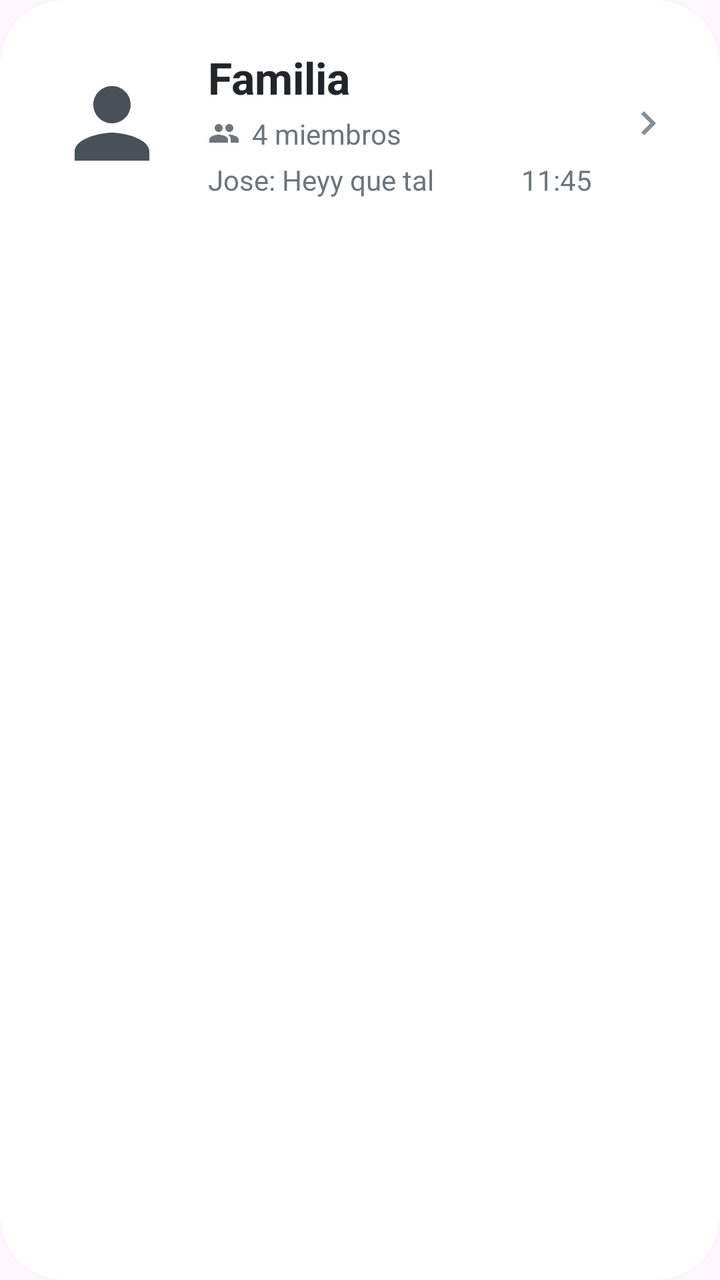
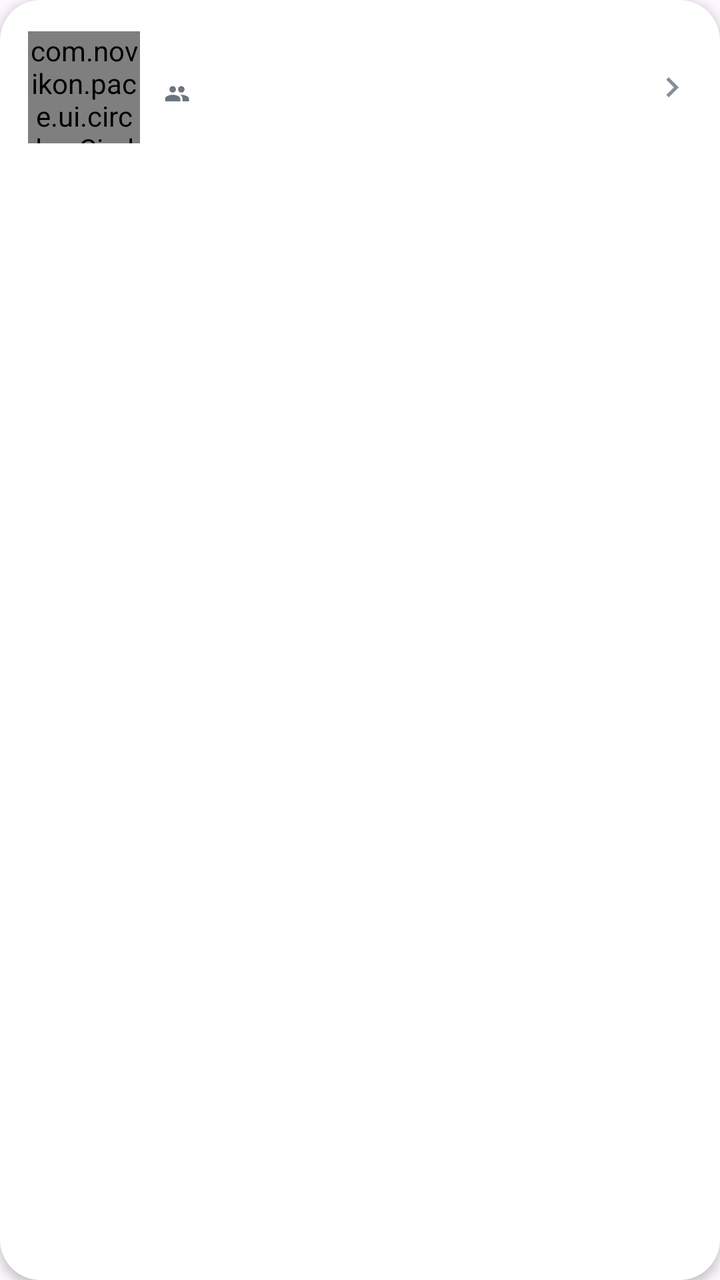

Before-and-after screenshots of an Android layout around one commit, followed by the original layout XML and the change that was made.
<!-- AndroidManifest.xml: application theme Theme.Pace -->
<!-- res/layout/item_circle.xml -->
<?xml version="1.0" encoding="utf-8"?>
<com.google.android.material.card.MaterialCardView
    xmlns:android="http://schemas.android.com/apk/res/android"
    xmlns:app="http://schemas.android.com/apk/res-auto"
    android:layout_width="match_parent"
    android:layout_height="wrap_content"
    android:layout_marginBottom="16dp"
    android:layout_marginStart="4dp"
    android:layout_marginEnd="4dp"
    app:cardBackgroundColor="@color/background_card"
    app:cardElevation="4dp"
    app:cardCornerRadius="32dp"
    app:strokeWidth="0dp">

    <androidx.constraintlayout.widget.ConstraintLayout
        android:layout_width="match_parent"
        android:layout_height="wrap_content"
        android:padding="24dp">

        
        <FrameLayout
            android:id="@+id/avatars_container"
            android:layout_width="64dp"
            android:layout_height="64dp"
            app:layout_constraintStart_toStartOf="parent"
            app:layout_constraintTop_toTopOf="parent"
            app:layout_constraintBottom_toBottomOf="parent">
            <com.google.android.material.imageview.ShapeableImageView
                android:id="@+id/iv_avatar_primary"
                android:layout_width="56dp"
                android:layout_height="56dp"
                android:layout_gravity="center"
                android:scaleType="centerCrop"
                android:src="@drawable/ic_person"
                app:shapeAppearanceOverlay="@style/CircleImageView"
                app:strokeColor="@color/background_card"
                app:strokeWidth="3dp" />
            <TextView
                android:id="@+id/tv_avatar_more"
                android:layout_width="24dp"
                android:layout_height="24dp"
                android:layout_gravity="end|bottom"
                android:gravity="center"
                android:background="@drawable/bg_send_button"
                android:text="+0"
                android:textColor="@color/text_primary"
                android:textSize="11sp"
                android:textStyle="bold"
                android:visibility="gone" />
        </FrameLayout>

        
        <LinearLayout
            android:id="@+id/info_container"
            android:layout_width="0dp"
            android:layout_height="wrap_content"
            android:orientation="vertical"
            android:layout_marginStart="16dp"
            android:layout_marginEnd="16dp"
            app:layout_constraintStart_toEndOf="@id/avatars_container"
            app:layout_constraintEnd_toStartOf="@id/iv_arrow"
            app:layout_constraintTop_toTopOf="parent"
            app:layout_constraintBottom_toBottomOf="parent">

            
            <TextView
                android:id="@+id/tv_circle_name"
                android:layout_width="wrap_content"
                android:layout_height="wrap_content"
                android:text="Familia"
                android:textSize="22sp"
                android:textStyle="bold"
                android:textColor="@color/text_primary"/>

            
            <LinearLayout
                android:layout_width="wrap_content"
                android:layout_height="wrap_content"
                android:orientation="horizontal"
                android:layout_marginTop="4dp"
                android:gravity="center_vertical">

                <ImageView
                    android:layout_width="16dp"
                    android:layout_height="16dp"
                    android:src="@drawable/ic_group_placeholder"
                    app:tint="@color/text_secondary"/>

                <TextView
                    android:id="@+id/tv_members_count"
                    android:layout_width="wrap_content"
                    android:layout_height="wrap_content"
                    android:text="4 miembros"
                    android:textSize="14sp"
                    android:textColor="@color/text_secondary"
                    android:layout_marginStart="6dp"/>

            </LinearLayout>

            <LinearLayout
                android:layout_width="match_parent"
                android:layout_height="wrap_content"
                android:orientation="horizontal"
                android:layout_marginTop="4dp"
                android:gravity="center_vertical">

                <TextView
                    android:id="@+id/tv_last_message"
                    android:layout_width="0dp"
                    android:layout_weight="1"
                    android:layout_height="wrap_content"
                    android:text="Jose: Heyy que tal"
                    android:textSize="14sp"
                    android:textColor="@color/text_secondary"
                    android:maxLines="1"
                    android:ellipsize="end"/>

                <TextView
                    android:id="@+id/tv_last_message_time"
                    android:layout_width="wrap_content"
                    android:layout_height="wrap_content"
                    android:text="11:45"
                    android:textSize="14sp"
                    android:textColor="@color/text_secondary"
                    android:layout_marginStart="6dp"/>

            </LinearLayout>
        </LinearLayout>

        
        <ImageView
            android:id="@+id/iv_arrow"
            android:layout_width="24dp"
            android:layout_height="24dp"
            android:src="@drawable/ic_arrow_right"
            app:tint="@color/icon_color"
            app:layout_constraintEnd_toEndOf="parent"
            app:layout_constraintTop_toTopOf="parent"
            app:layout_constraintBottom_toBottomOf="parent"/>

    </androidx.constraintlayout.widget.ConstraintLayout>

</com.google.android.material.card.MaterialCardView>
<!-- resources referenced by this layout -->
<resources>
  <color name="background_card">#FFFFFF</color>
  <color name="icon_color">#868E96</color>
  <color name="text_primary">#212529</color>
  <color name="text_secondary">#6C757D</color>
  <!-- drawable bg_send_button (drawable) -->
  <?xml version="1.0" encoding="utf-8"?>
  <shape xmlns:android="http://schemas.android.com/apk/res/android"
      android:shape="oval">
  
      <solid android:color="@color/accent_secondary"/>
  
  </shape>
  <!-- drawable ic_arrow_right (drawable) -->
  <vector xmlns:android="http://schemas.android.com/apk/res/android"
      android:width="24dp"
      android:height="24dp"
      android:viewportWidth="24"
      android:viewportHeight="24">
      <path
          android:fillColor="@color/icon_color"
          android:pathData="M8.59,16.59L13.17,12 8.59,7.41 10,6l6,6 -6,6 -1.41,-1.41z"/>
  </vector>
  <!-- drawable ic_group_placeholder (drawable) -->
  <vector xmlns:android="http://schemas.android.com/apk/res/android"
      android:width="24dp"
      android:height="24dp"
      android:viewportWidth="24"
      android:viewportHeight="24">
      <path
          android:fillColor="@color/icon_color"
          android:pathData="M16,11c1.66,0 2.99,-1.34 2.99,-3S17.66,5 16,5c-1.66,0 -3,1.34 -3,3s1.34,3 3,3zM8,11c1.66,0 2.99,-1.34 2.99,-3S9.66,5 8,5C6.34,5 5,6.34 5,8s1.34,3 3,3zM8,13c-2.33,0 -7,1.17 -7,3.5L1,19h14v-2.5c0,-2.33 -4.67,-3.5 -7,-3.5zM16,13c-0.29,0 -0.62,0.02 -0.97,0.05 1.16,0.84 1.97,1.97 1.97,3.45L17,19h6v-2.5c0,-2.33 -4.67,-3.5 -7,-3.5z"/>
  </vector>
  <!-- drawable ic_person (drawable) -->
  <vector xmlns:android="http://schemas.android.com/apk/res/android"
      android:width="24dp"
      android:height="24dp"
      android:viewportWidth="24"
      android:viewportHeight="24">
      <path
          android:fillColor="@color/accent_primary"
          android:pathData="M12,12c2.21,0 4,-1.79 4,-4s-1.79,-4 -4,-4 -4,1.79 -4,4 1.79,4 4,4zM12,14c-2.67,0 -8,1.34 -8,4v2h16v-2c0,-2.66 -5.33,-4 -8,-4z"/>
  </vector>
  <style name="CircleImageView">
          <item name="cornerFamily">rounded</item>
          <item name="cornerSize">50%</item>
      </style>
  <style name="Theme.Pace" parent="Base.Theme.Pace" />
  <color name="accent_secondary">#E9ECEF</color>
  <color name="accent_primary">#495057</color>
  <style name="Base.Theme.Pace" parent="Theme.Material3.DayNight.NoActionBar">
          
          <item name="android:statusBarColor">@color/black</item>
          <item name="android:windowOptOutEdgeToEdgeEnforcement" tools:targetApi="35">true</item>
      </style>
  <color name="black">#FF000000</color>
</resources>

<!-- the commit's change to res/layout/item_circle.xml (unified diff, before → after) -->
@@ -4,50 +4,27 @@
     xmlns:app="http://schemas.android.com/apk/res-auto"
     android:layout_width="match_parent"
     android:layout_height="wrap_content"
-    android:layout_marginBottom="16dp"
+    android:layout_marginBottom="10dp"
     android:layout_marginStart="4dp"
     android:layout_marginEnd="4dp"
     app:cardBackgroundColor="@color/background_card"
-    app:cardElevation="4dp"
-    app:cardCornerRadius="32dp"
+    app:cardElevation="3dp"
+    app:cardCornerRadius="20dp"
     app:strokeWidth="0dp">
 
     <androidx.constraintlayout.widget.ConstraintLayout
         android:layout_width="match_parent"
         android:layout_height="wrap_content"
-        android:padding="24dp">
+        android:padding="14dp">
 
         
-        <FrameLayout
-            android:id="@+id/avatars_container"
-            android:layout_width="64dp"
-            android:layout_height="64dp"
+        <com.novikon.pace.ui.circles.CircleMembersAvatarView
+            android:id="@+id/members_avatar_view"
+            android:layout_width="56dp"
+            android:layout_height="56dp"
             app:layout_constraintStart_toStartOf="parent"
             app:layout_constraintTop_toTopOf="parent"
-            app:layout_constraintBottom_toBottomOf="parent">
-            <com.google.android.material.imageview.ShapeableImageView
-                android:id="@+id/iv_avatar_primary"
-                android:layout_width="56dp"
-                android:layout_height="56dp"
-                android:layout_gravity="center"
-                android:scaleType="centerCrop"
-                android:src="@drawable/ic_person"
-                app:shapeAppearanceOverlay="@style/CircleImageView"
-                app:strokeColor="@color/background_card"
-                app:strokeWidth="3dp" />
-            <TextView
-                android:id="@+id/tv_avatar_more"
-                android:layout_width="24dp"
-                android:layout_height="24dp"
-                android:layout_gravity="end|bottom"
-                android:gravity="center"
-                android:background="@drawable/bg_send_button"
-                android:text="+0"
-                android:textColor="@color/text_primary"
-                android:textSize="11sp"
-                android:textStyle="bold"
-                android:visibility="gone" />
-        </FrameLayout>
+            app:layout_constraintBottom_toBottomOf="parent" />
 
         
         <LinearLayout
@@ -55,45 +32,41 @@
             android:layout_width="0dp"
             android:layout_height="wrap_content"
             android:orientation="vertical"
-            android:layout_marginStart="16dp"
-            android:layout_marginEnd="16dp"
-            app:layout_constraintStart_toEndOf="@id/avatars_container"
+            android:layout_marginStart="12dp"
+            android:layout_marginEnd="8dp"
+            app:layout_constraintStart_toEndOf="@id/members_avatar_view"
             app:layout_constraintEnd_toStartOf="@id/iv_arrow"
             app:layout_constraintTop_toTopOf="parent"
             app:layout_constraintBottom_toBottomOf="parent">
 
-            
             <TextView
                 android:id="@+id/tv_circle_name"
                 android:layout_width="wrap_content"
                 android:layout_height="wrap_content"
-                android:text="Familia"
-                android:textSize="22sp"
+                android:textSize="17sp"
                 android:textStyle="bold"
-                android:textColor="@color/text_primary"/>
+                android:textColor="@color/text_primary" />
 
-            
             <LinearLayout
                 android:layout_width="wrap_content"
                 android:layout_height="wrap_content"
                 android:orientation="horizontal"
-                android:layout_marginTop="4dp"
+                android:layout_marginTop="2dp"
                 android:gravity="center_vertical">
 
                 <ImageView
-                    android:layout_width="16dp"
-                    android:layout_height="16dp"
+                    android:layout_width="13dp"
+                    android:layout_height="13dp"
                     android:src="@drawable/ic_group_placeholder"
-                    app:tint="@color/text_secondary"/>
+                    app:tint="@color/text_secondary" />
 
                 <TextView
                     android:id="@+id/tv_members_count"
                     android:layout_width="wrap_content"
                     android:layout_height="wrap_content"
-                    android:text="4 miembros"
-                    android:textSize="14sp"
+                    android:textSize="12sp"
                     android:textColor="@color/text_secondary"
-                    android:layout_marginStart="6dp"/>
+                    android:layout_marginStart="4dp" />
 
             </LinearLayout>
 
@@ -101,7 +74,7 @@
                 android:layout_width="match_parent"
                 android:layout_height="wrap_content"
                 android:orientation="horizontal"
-                android:layout_marginTop="4dp"
+                android:layout_marginTop="2dp"
                 android:gravity="center_vertical">
 
                 <TextView
@@ -109,34 +82,33 @@
                     android:layout_width="0dp"
                     android:layout_weight="1"
                     android:layout_height="wrap_content"
-                    android:text="Jose: Heyy que tal"
-                    android:textSize="14sp"
+                    android:textSize="12sp"
                     android:textColor="@color/text_secondary"
                     android:maxLines="1"
-                    android:ellipsize="end"/>
+                    android:ellipsize="end" />
 
                 <TextView
                     android:id="@+id/tv_last_message_time"
                     android:layout_width="wrap_content"
                     android:layout_height="wrap_content"
-                    android:text="11:45"
-                    android:textSize="14sp"
+                    android:textSize="12sp"
                     android:textColor="@color/text_secondary"
-                    android:layout_marginStart="6dp"/>
+                    android:layout_marginStart="6dp" />
 
             </LinearLayout>
+
         </LinearLayout>
 
         
         <ImageView
             android:id="@+id/iv_arrow"
-            android:layout_width="24dp"
-            android:layout_height="24dp"
+            android:layout_width="20dp"
+            android:layout_height="20dp"
             android:src="@drawable/ic_arrow_right"
             app:tint="@color/icon_color"
             app:layout_constraintEnd_toEndOf="parent"
             app:layout_constraintTop_toTopOf="parent"
-            app:layout_constraintBottom_toBottomOf="parent"/>
+            app:layout_constraintBottom_toBottomOf="parent" />
 
     </androidx.constraintlayout.widget.ConstraintLayout>
 
<!-- resource entries referenced after the edit -->
@@ -4,14 +4,6 @@
   <color name="icon_color">#868E96</color>
   <color name="text_primary">#212529</color>
   <color name="text_secondary">#6C757D</color>
-  <!-- drawable bg_send_button (drawable) -->
-  <?xml version="1.0" encoding="utf-8"?>
-  <shape xmlns:android="http://schemas.android.com/apk/res/android"
-      android:shape="oval">
-  
-      <solid android:color="@color/accent_secondary"/>
-  
-  </shape>
   <!-- drawable ic_arrow_right (drawable) -->
   <vector xmlns:android="http://schemas.android.com/apk/res/android"
       android:width="24dp"
@@ -32,23 +24,7 @@
           android:fillColor="@color/icon_color"
           android:pathData="M16,11c1.66,0 2.99,-1.34 2.99,-3S17.66,5 16,5c-1.66,0 -3,1.34 -3,3s1.34,3 3,3zM8,11c1.66,0 2.99,-1.34 2.99,-3S9.66,5 8,5C6.34,5 5,6.34 5,8s1.34,3 3,3zM8,13c-2.33,0 -7,1.17 -7,3.5L1,19h14v-2.5c0,-2.33 -4.67,-3.5 -7,-3.5zM16,13c-0.29,0 -0.62,0.02 -0.97,0.05 1.16,0.84 1.97,1.97 1.97,3.45L17,19h6v-2.5c0,-2.33 -4.67,-3.5 -7,-3.5z"/>
   </vector>
-  <!-- drawable ic_person (drawable) -->
-  <vector xmlns:android="http://schemas.android.com/apk/res/android"
-      android:width="24dp"
-      android:height="24dp"
-      android:viewportWidth="24"
-      android:viewportHeight="24">
-      <path
-          android:fillColor="@color/accent_primary"
-          android:pathData="M12,12c2.21,0 4,-1.79 4,-4s-1.79,-4 -4,-4 -4,1.79 -4,4 1.79,4 4,4zM12,14c-2.67,0 -8,1.34 -8,4v2h16v-2c0,-2.66 -5.33,-4 -8,-4z"/>
-  </vector>
-  <style name="CircleImageView">
-          <item name="cornerFamily">rounded</item>
-          <item name="cornerSize">50%</item>
-      </style>
   <style name="Theme.Pace" parent="Base.Theme.Pace" />
-  <color name="accent_secondary">#E9ECEF</color>
-  <color name="accent_primary">#495057</color>
   <style name="Base.Theme.Pace" parent="Theme.Material3.DayNight.NoActionBar">
           
           <item name="android:statusBarColor">@color/black</item>
